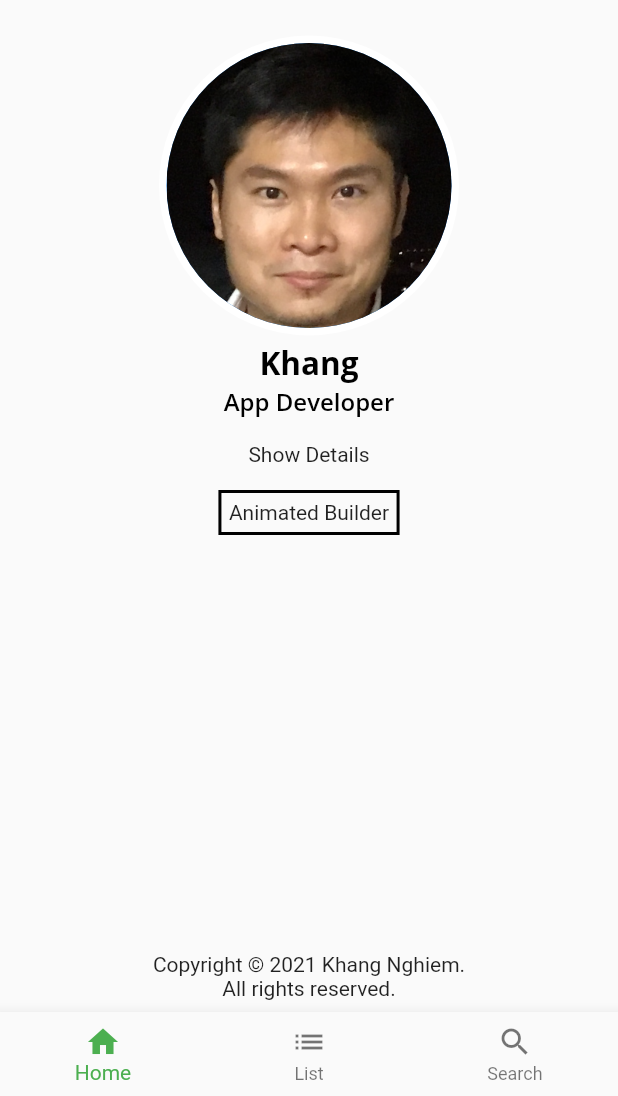
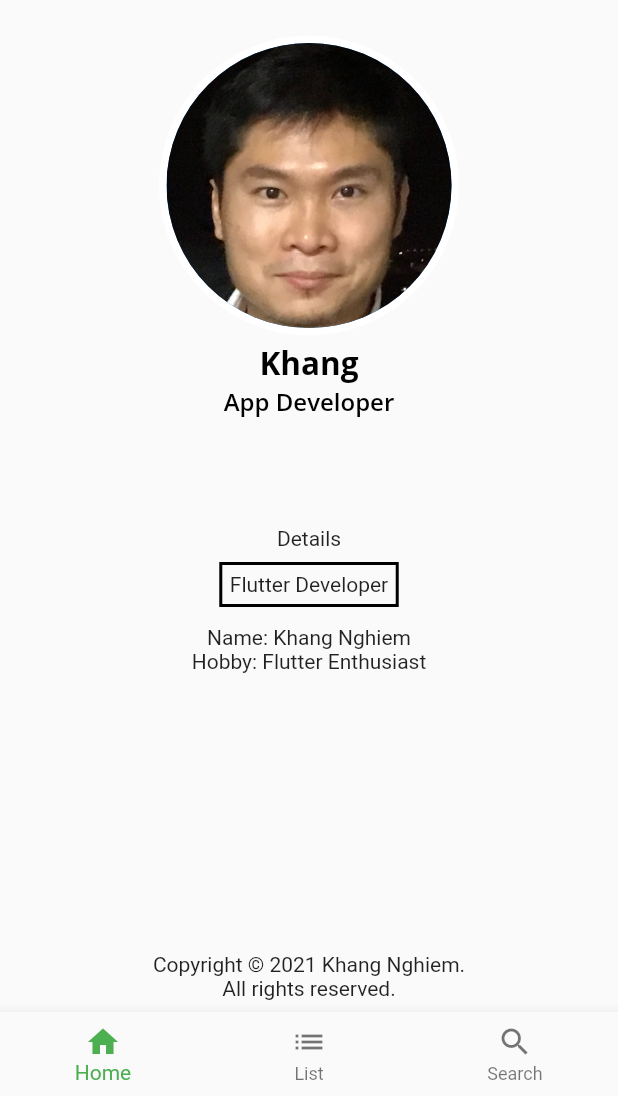
Before and after one commit to ForHonour/rentalz, a Flutter app: the screen it shows after launch, on a phone screen of 412 x 824 dp, the part 140-1236 px from its top. Run offline on Flutter 3.47's test engine with Material 2 defaults, Android fonts, the phone set to English and light mode, and no system bars; our stand-ins replace flutter_svg, google_fonts, shared_preferences, sqflite; accounts and stored records are empty.

Commit message:
Finished 1

```diff
--- a/lib/components/author_card.dart
+++ b/lib/components/author_card.dart
@@ -59,9 +59,18 @@ class DetailsCard extends StatelessWidget {
           decoration: BoxDecoration(border: Border.all(width: 2.0)),
           padding: const EdgeInsets.all(5.0),
           child: Text(
-            'Animated Builder',
+            'Flutter Developer',
             style: Theme.of(context).textTheme.bodyText2,
           ),
+        ),
+        const SizedBox(height: 12.0),
+        Text(
+          'Name: Khang Nghiem',
+          style: Theme.of(context).textTheme.bodyText2,
+        ),
+        Text(
+          'Hobby: Flutter Enthusiast',
+          style: Theme.of(context).textTheme.bodyText2,
         ),
       ],
     );
--- a/lib/components/components.dart
+++ b/lib/components/components.dart
@@ -1,4 +1,3 @@
 export 'author_card.dart';
 
 export 'property_tile.dart';
-export 'note_tile.dart';
--- a/lib/screens/home_screen.dart
+++ b/lib/screens/home_screen.dart
@@ -23,13 +23,13 @@ class HomeScreen extends StatelessWidget {
           title: 'App Developer',
           imageProvider: AssetImage('assets/profile_pics/khang_dark.png'),
         ),
-        const SizedBox(height: 16),
+        const SizedBox(height: 72),
         Text(
-          'Show Details',
+          'Details',
           style: Theme.of(context).textTheme.bodyText2,
           textAlign: TextAlign.center,
         ),
-        const SizedBox(height: 16),
+        const SizedBox(height: 8),
         Expanded(
           child: DetailsCard(),
         ),
```
Also changed, not shown: lib/components/note_list_view.dart (deleted, +0 -50 lines), lib/components/note_tile.dart (deleted, +0 -34 lines), lib/components/property_tile.dart (+6 -6 lines).
